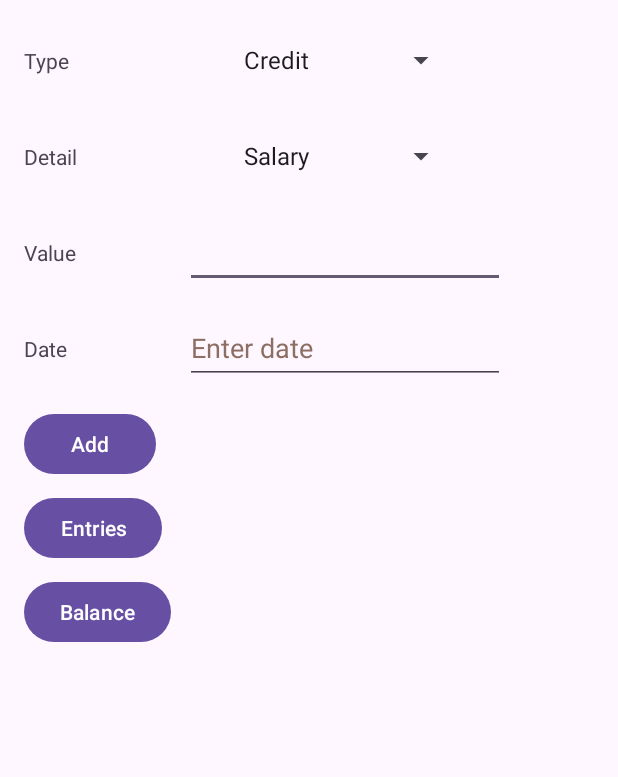
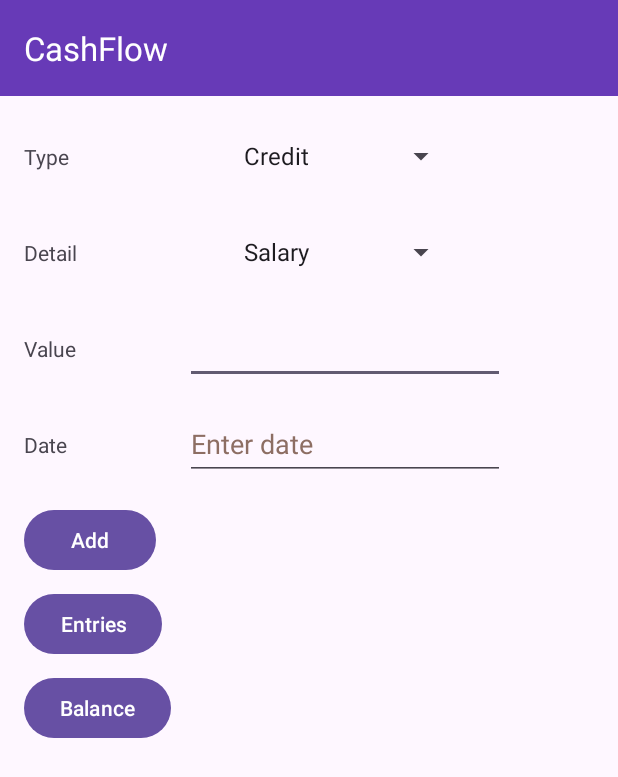
Before and after one commit to thobias90/cash-flow, an Android app: the screen it shows after launch (MainActivity), on a phone screen of 412 x 824 dp. Shown: the top 777 px of the screen. Run offline under Robolectric (Android 15) with nearby library versions, the phone set to English and light mode, and no system bars.

Commit message:
feat: add toolsbar to main activity

```diff
--- a/app/src/main/res/layout/activity_main.xml
+++ b/app/src/main/res/layout/activity_main.xml
@@ -7,6 +7,41 @@
     android:visibility="visible"
     tools:context=".MainActivity"
     tools:visibility="visible">
+
+    <com.google.android.material.appbar.AppBarLayout
+        android:id="@+id/appBarLayout"
+        android:layout_width="match_parent"
+        android:layout_height="wrap_content"
+        app:layout_constraintTop_toTopOf="parent"
+        app:layout_constraintStart_toStartOf="parent"
+        app:layout_constraintEnd_toEndOf="parent">
+
+        <androidx.constraintlayout.widget.ConstraintLayout
+            android:layout_width="match_parent"
+            android:layout_height="wrap_content">
+
+            <androidx.appcompat.widget.Toolbar
+                android:layout_width="match_parent"
+                android:layout_height="wrap_content"
+                android:background="#673AB7"
+                app:layout_constraintEnd_toEndOf="parent"
+                app:layout_constraintHorizontal_bias="0.0"
+                app:layout_constraintStart_toStartOf="parent"
+                app:layout_constraintTop_toTopOf="parent"
+                app:title="CashFlow"
+                app:titleTextColor="@color/white" />
+
+
+        </androidx.constraintlayout.widget.ConstraintLayout>
+
+    </com.google.android.material.appbar.AppBarLayout>
+
+    <androidx.constraintlayout.widget.ConstraintLayout
+        android:layout_width="match_parent"
+        android:layout_height="wrap_content"
+        app:layout_constraintTop_toBottomOf="@id/appBarLayout"
+        app:layout_constraintStart_toStartOf="parent"
+        app:layout_constraintEnd_toEndOf="parent">
 
         <Spinner
             android:id="@+id/cashType"
@@ -136,4 +171,6 @@
             android:text="@string/balance"
             app:layout_constraintStart_toStartOf="parent"
             app:layout_constraintTop_toBottomOf="@+id/btEntries" />
+
     </androidx.constraintlayout.widget.ConstraintLayout>
+</androidx.constraintlayout.widget.ConstraintLayout>
```
Lines whose indentation alone changed are shown as unchanged.
